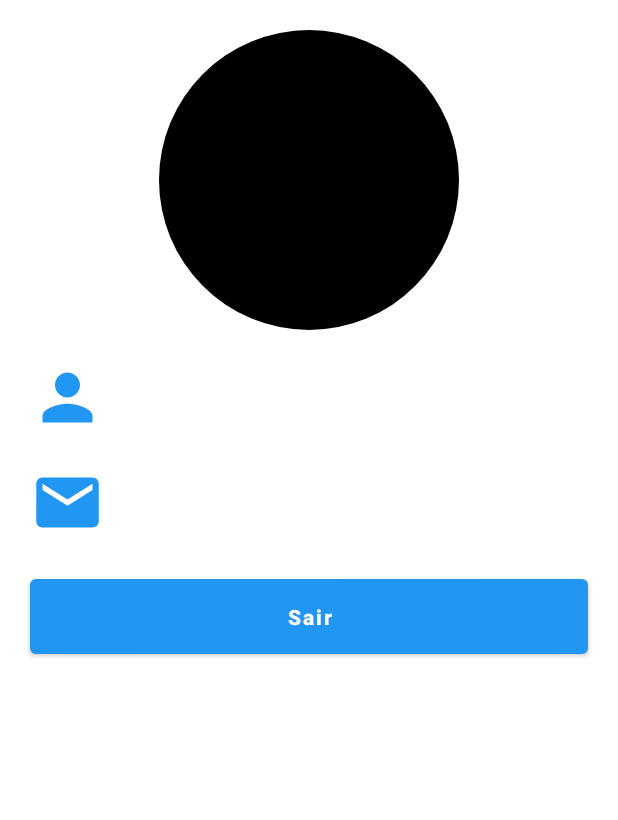
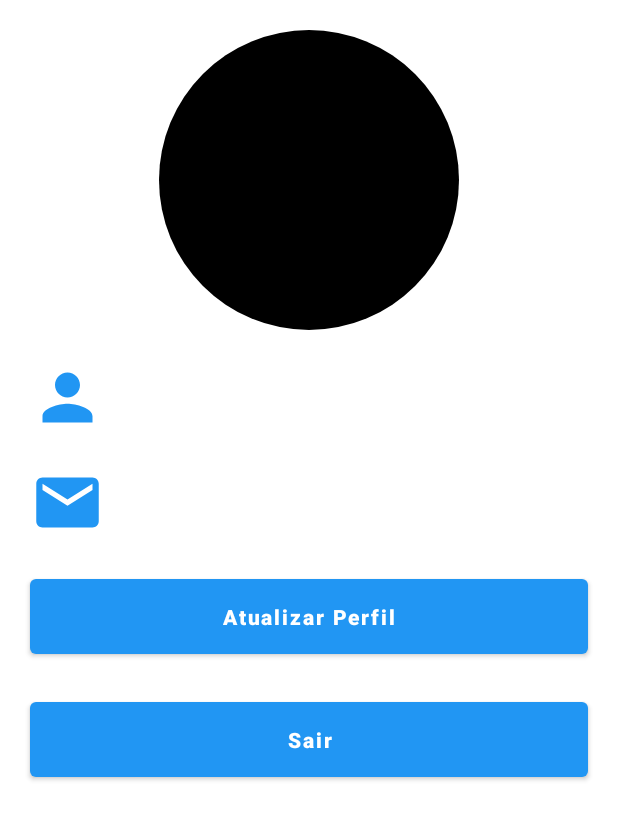
Before and after one commit to PiterCapistrano/Loja-Virtual-Client, an Android app: the layout dialog_perfil.xml on its own in the app's theme, with its tools: preview values and no code run, on a phone screen of 412 x 824 dp. Shown: the top 820 px of the screen. Run offline under Robolectric (Android 15) with nearby library versions, the phone set to English and light mode, and no system bars.

Commit message:
Criando Dialog de Perfil e recuperação da foto, nome e e-mail do usuário

```diff
--- a/app/build.gradle.kts
+++ b/app/build.gradle.kts
@@ -64,6 +64,8 @@ dependencies {
     implementation ("com.github.bumptech.glide:glide:4.16.0")
     annotationProcessor ("com.github.bumptech.glide:compiler:4.14.2")
 
+    implementation("de.hdodenhof:circleimageview:3.1.0")
+
     //Retrofit
     implementation ("com.squareup.retrofit2:retrofit:2.11.0")
     implementation ("com.squareup.retrofit2:converter-gson:2.11.0")
--- a/app/src/main/AndroidManifest.xml
+++ b/app/src/main/AndroidManifest.xml
@@ -14,6 +14,9 @@
         android:supportsRtl="true"
         android:theme="@style/Theme.AppLojaVirtualClient"
         tools:targetApi="31">
+        <activity
+            android:name=".activities.EditarPerfil.EditarPerfil"
+            android:exported="false" />
         <activity
             android:name=".dialog.DialogCarregando"
             android:exported="false" />
--- a/app/src/main/res/layout/dialog_perfil.xml
+++ b/app/src/main/res/layout/dialog_perfil.xml
@@ -4,17 +4,18 @@
     android:layout_height="wrap_content"
     xmlns:app="http://schemas.android.com/apk/res-auto">
 
-    <ImageView
+    <de.hdodenhof.circleimageview.CircleImageView
         android:id="@+id/img_perfil"
         android:layout_width="200dp"
         android:layout_height="200dp"
-        android:src="@drawable/circulo_imagem"
+        android:src="@color/black"
         android:layout_gravity="center"
         android:layout_marginTop="20dp"
         app:layout_constraintTop_toTopOf="parent"
         app:layout_constraintStart_toStartOf="parent"
         app:layout_constraintEnd_toEndOf="parent"
         />
+
 
     <ImageView
         android:id="@+id/ic_nome"
@@ -67,10 +68,10 @@
         />
 
     <Button
-        android:id="@+id/btSair"
+        android:id="@+id/btAtualizarDados"
         android:layout_width="match_parent"
         android:layout_height="wrap_content"
-        android:text="@string/sair"
+        android:text="@string/atualizar"
         android:textStyle="bold"
         android:textColor="@color/white"
         android:textAllCaps="false"
@@ -81,5 +82,20 @@
         android:layout_margin="20dp"
         />
 
+    <Button
+        android:id="@+id/btSair"
+        android:layout_width="match_parent"
+        android:layout_height="wrap_content"
+        android:text="@string/sair"
+        android:textStyle="bold"
+        android:textColor="@color/white"
+        android:textAllCaps="false"
+        android:padding="15dp"
+        app:layout_constraintTop_toBottomOf="@+id/btAtualizarDados"
+        app:layout_constraintStart_toStartOf="parent"
+        app:layout_constraintEnd_toEndOf="parent"
+        android:layout_margin="20dp"
+        />
+
 
 </androidx.constraintlayout.widget.ConstraintLayout>
--- a/app/src/main/res/values/strings.xml
+++ b/app/src/main/res/values/strings.xml
@@ -12,6 +12,8 @@
     <string name="txt_dialog_carregando">Carregando...</string>
     <string name="perfil">Perfil</string>
     <string name="pedidos">Pedidos</string>
+    <string name="selecionar_foto">Selecione uma Foto</string>
+    <string name="atualizar">Atualizar Perfil</string>
     <string name="sair">Sair</string>
 
 </resources>
```
Also changed, not shown: app/src/main/java/com/pitercapistrano/applojavirtualclient/activities/EditarPerfil/EditarPerfil.kt (added, +21 -0 lines), app/src/main/java/com/pitercapistrano/applojavirtualclient/dialog/DialogPerfil.kt (+25 -1 lines), app/src/main/res/layout/activity_editar_perfil.xml (added, +10 -0 lines).
